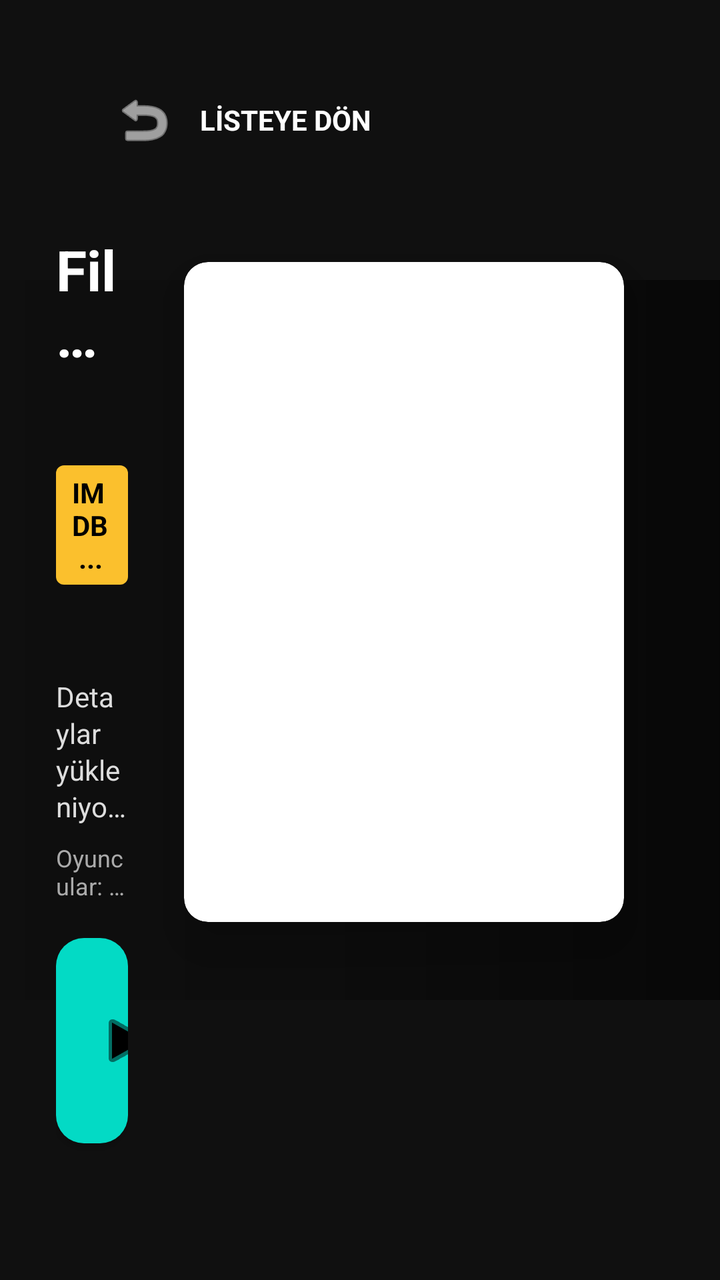
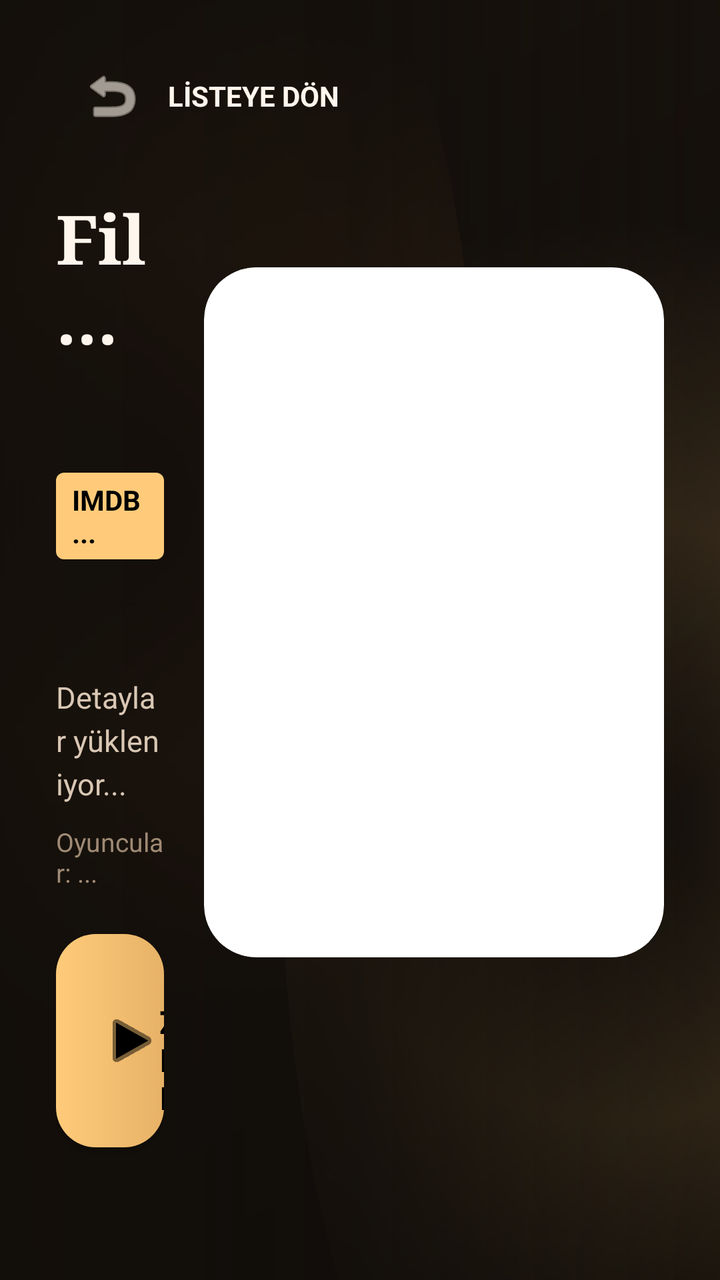

Before-and-after screenshots of an Android layout around one commit, followed by the original layout XML and the change that was made.
<!-- AndroidManifest.xml: application theme Theme.UzunsIPTV -->
<!-- res/layout/activity_vod_details.xml -->
<?xml version="1.0" encoding="utf-8"?>
<androidx.constraintlayout.widget.ConstraintLayout xmlns:android="http://schemas.android.com/apk/res/android"
    xmlns:app="http://schemas.android.com/apk/res-auto"
    xmlns:tools="http://schemas.android.com/tools"
    android:layout_width="match_parent"
    android:layout_height="match_parent"
    android:background="#101010"
    tools:context=".VodDetailsActivity">

    <ImageView
        android:id="@+id/imgBackdrop"
        android:layout_width="match_parent"
        android:layout_height="match_parent"
        android:scaleType="centerCrop"
        android:src="@mipmap/ic_launcher"
        android:alpha="0.2"/>

    <View
        android:layout_width="match_parent"
        android:layout_height="match_parent"
        android:background="@drawable/gradient_card_overlay"
        android:rotation="270"/>

    <LinearLayout
        android:id="@+id/btnBack"
        android:layout_width="wrap_content"
        android:layout_height="wrap_content"
        android:orientation="horizontal"
        android:gravity="center_vertical"
        android:paddingVertical="12dp"
        android:paddingHorizontal="24dp"
        android:background="@drawable/bg_universal_selector"
        android:clickable="true"
        android:focusable="true"
        android:nextFocusDown="@id/btnPlayMovie"
        android:layout_margin="32dp"
        app:layout_constraintStart_toStartOf="parent"
        app:layout_constraintTop_toTopOf="parent">

        <ImageView
            android:layout_width="32dp"
            android:layout_height="32dp"
            android:src="@android:drawable/ic_menu_revert"
            app:tint="#FFFFFF"/>

        <TextView
            android:layout_width="wrap_content"
            android:layout_height="wrap_content"
            android:text="LİSTEYE DÖN"
            android:textColor="#FFFFFF"
            android:textStyle="bold"
            android:layout_marginStart="12dp"/>
    </LinearLayout>

    <LinearLayout
        android:layout_width="0dp"
        android:layout_height="0dp"
        android:orientation="vertical"
        android:padding="28dp"
        app:layout_constraintTop_toBottomOf="@+id/btnBack"
        app:layout_constraintBottom_toBottomOf="parent"
        app:layout_constraintStart_toStartOf="parent"
        app:layout_constraintEnd_toStartOf="@+id/cardPoster">

        <TextView
            android:id="@+id/tvMovieTitle"
            android:layout_width="wrap_content"
            android:layout_height="wrap_content"
            android:text="Film Başlığı"
            android:textColor="#FFFFFF"
            android:textSize="28sp"
            android:textStyle="bold"
            android:maxLines="2"
            android:ellipsize="end"/>

        <LinearLayout
            android:layout_width="wrap_content"
            android:layout_height="wrap_content"
            android:orientation="horizontal"
            android:gravity="center_vertical"
            android:layout_marginTop="12dp">

            <TextView
                android:id="@+id/tvRating"
                android:layout_width="wrap_content"
                android:layout_height="wrap_content"
                android:text="IMDB ..."
                android:textColor="#000000"
                android:textStyle="bold"
                android:background="@drawable/bg_live_badge"
                android:backgroundTint="#FBC02D"
                android:paddingHorizontal="8dp"
                android:paddingVertical="4dp"/>

            <TextView
                android:id="@+id/tvGenre"
                android:layout_width="wrap_content"
                android:layout_height="wrap_content"
                android:text="Tür: ..."
                android:textColor="#03DAC5"
                android:textStyle="bold"
                android:textSize="12sp"
                android:layout_marginStart="12dp"/>

            <TextView
                android:id="@+id/tvDuration"
                android:layout_width="wrap_content"
                android:layout_height="wrap_content"
                android:text="Süre: ..."
                android:textColor="#AAAAAA"
                android:textSize="12sp"
                android:layout_marginStart="12dp"/>
        </LinearLayout>

        <TextView
            android:id="@+id/tvDescription"
            android:layout_width="wrap_content"
            android:layout_height="wrap_content"
            android:text="Detaylar yükleniyor..."
            android:textColor="#DDDDDD"
            android:textSize="14sp"
            android:layout_marginTop="12dp"
            android:lineSpacingExtra="2dp"
            android:maxLines="4"
            android:ellipsize="end"/>

        <TextView
            android:id="@+id/tvCast"
            android:layout_width="wrap_content"
            android:layout_height="wrap_content"
            android:text="Oyuncular: ..."
            android:textColor="#AAAAAA"
            android:textSize="12sp"
            android:layout_marginTop="8dp"
            android:maxLines="2"
            android:ellipsize="end"/>

        <androidx.appcompat.widget.AppCompatButton
            android:id="@+id/btnPlayMovie"
            android:layout_width="wrap_content"
            android:layout_height="wrap_content"
            android:text="İZLE"
            android:textSize="16sp"
            android:textStyle="bold"
            android:textColor="#000000"
            android:background="@drawable/bg_primary_button"
            android:drawableStart="@android:drawable/ic_media_play"
            android:drawableTint="#000000"
            android:paddingHorizontal="20dp"
            android:paddingVertical="12dp"
            android:layout_marginTop="18dp"
            android:nextFocusUp="@id/btnBack"
            android:nextFocusDown="@id/btnPlayMovie"
            android:focusable="true"
            android:clickable="true"
            android:nextFocusRight="@id/btnPlayMovie"/>

    </LinearLayout>

    <androidx.cardview.widget.CardView
        android:id="@+id/cardPoster"
        android:layout_width="220dp"
        android:layout_height="330dp"
        app:cardCornerRadius="12dp"
        app:cardElevation="16dp"
        android:layout_marginEnd="48dp"
        android:layout_marginBottom="48dp"
        app:layout_constraintBottom_toBottomOf="parent"
        app:layout_constraintEnd_toEndOf="parent"
        app:layout_constraintTop_toTopOf="parent">

        <ImageView
            android:id="@+id/imgPosterSmall"
            android:layout_width="match_parent"
            android:layout_height="match_parent"
            android:src="@mipmap/ic_launcher"
            android:scaleType="centerCrop"/>
    </androidx.cardview.widget.CardView>

</androidx.constraintlayout.widget.ConstraintLayout>
<!-- resources referenced by this layout -->
<resources>
  <!-- drawable bg_primary_button (drawable) -->
  <?xml version="1.0" encoding="utf-8"?>
  <selector xmlns:android="http://schemas.android.com/apk/res/android">
      <item android:state_pressed="true">
          <shape android:shape="rectangle">
              <solid android:color="#02c7b4"/>
              <corners android:radius="14dp" />
              <stroke android:width="2dp" android:color="#FFFFFFFF" />
          </shape>
      </item>
      
      
      <item android:state_focused="true">
          <layer-list>
              
              <item android:top="2dp" android:bottom="2dp" android:left="2dp" android:right="2dp">
                  <shape android:shape="rectangle">
                      <solid android:color="#FFFFFF"/>
                      <corners android:radius="16dp" />
                  </shape>
              </item>
              
              <item android:top="5dp" android:bottom="5dp" android:left="5dp" android:right="5dp">
                  <shape android:shape="rectangle">
                      <solid android:color="#00FFF7"/>
                      <corners android:radius="12dp" />
                      <stroke android:width="3dp" android:color="#FFFFFF" />
                  </shape>
              </item>
          </layer-list>
      </item>
      
      
      <item>
          <shape android:shape="rectangle">
              <solid android:color="#03DAC5"/>
              <corners android:radius="14dp" />
          </shape>
      </item>
  </selector>
  <!-- drawable bg_universal_selector (drawable) -->
  <?xml version="1.0" encoding="utf-8"?>
  <selector xmlns:android="http://schemas.android.com/apk/res/android">
  
      <item android:state_focused="true">
          <shape android:shape="rectangle">
              <solid android:color="#15FFFFFF"/> <stroke android:width="2dp" android:color="#FFFFFF" /> <corners android:radius="12dp" />
          </shape>
      </item>
  
      <item android:state_pressed="true">
          <shape android:shape="rectangle">
              <solid android:color="#00000000"/> <stroke android:width="3dp" android:color="#03DAC5" /> <corners android:radius="12dp" />
          </shape>
      </item>
  
      <item>
          <shape android:shape="rectangle">
              <solid android:color="#00000000"/>
              <stroke android:width="0dp" android:color="#00000000" />
              <corners android:radius="12dp" />
          </shape>
      </item>
  </selector>
  <!-- drawable gradient_card_overlay (drawable) -->
  <?xml version="1.0" encoding="utf-8"?>
  <shape xmlns:android="http://schemas.android.com/apk/res/android">
      <gradient
          android:angle="90"
          android:startColor="#CC000000"
          android:centerColor="#40000000"
          android:endColor="#00000000"
          android:type="linear" />
      <corners android:radius="16dp"/>
  </shape>
  <color name="ic_launcher_background">#0F0F0F</color>
  <style name="Base.Theme.UzunsIPTV" parent="Theme.Material3.DayNight.NoActionBar">
          
          
      </style>
  <!-- unchanged entries left out for length: 5 -->
</resources>

<!-- the commit's change to res/layout/activity_vod_details.xml (unified diff, before → after) -->
@@ -4,7 +4,7 @@
     xmlns:tools="http://schemas.android.com/tools"
     android:layout_width="match_parent"
     android:layout_height="match_parent"
-    android:background="#101010"
+    android:background="@drawable/bg_app_surface"
     tools:context=".VodDetailsActivity">
 
     <ImageView
@@ -13,13 +13,12 @@
         android:layout_height="match_parent"
         android:scaleType="centerCrop"
         android:src="@mipmap/ic_launcher"
-        android:alpha="0.2"/>
+        android:alpha="0.28"/>
 
     <View
         android:layout_width="match_parent"
         android:layout_height="match_parent"
-        android:background="@drawable/gradient_card_overlay"
-        android:rotation="270"/>
+        android:background="@drawable/bg_detail_scrim" />
 
     <LinearLayout
         android:id="@+id/btnBack"
@@ -28,12 +27,12 @@
         android:orientation="horizontal"
         android:gravity="center_vertical"
         android:paddingVertical="12dp"
-        android:paddingHorizontal="24dp"
+        android:paddingHorizontal="20dp"
         android:background="@drawable/bg_universal_selector"
         android:clickable="true"
         android:focusable="true"
         android:nextFocusDown="@id/btnPlayMovie"
-        android:layout_margin="32dp"
+        android:layout_margin="20dp"
         app:layout_constraintStart_toStartOf="parent"
         app:layout_constraintTop_toTopOf="parent">
 
@@ -41,13 +40,13 @@
             android:layout_width="32dp"
             android:layout_height="32dp"
             android:src="@android:drawable/ic_menu_revert"
-            app:tint="#FFFFFF"/>
+            app:tint="@color/app_text_primary"/>
 
         <TextView
             android:layout_width="wrap_content"
             android:layout_height="wrap_content"
             android:text="LİSTEYE DÖN"
-            android:textColor="#FFFFFF"
+            android:textColor="@color/app_text_primary"
             android:textStyle="bold"
             android:layout_marginStart="12dp"/>
     </LinearLayout>
@@ -56,7 +55,8 @@
         android:layout_width="0dp"
         android:layout_height="0dp"
         android:orientation="vertical"
-        android:padding="28dp"
+        android:layout_marginStart="8dp"
+        android:padding="20dp"
         app:layout_constraintTop_toBottomOf="@+id/btnBack"
         app:layout_constraintBottom_toBottomOf="parent"
         app:layout_constraintStart_toStartOf="parent"
@@ -67,9 +67,10 @@
             android:layout_width="wrap_content"
             android:layout_height="wrap_content"
             android:text="Film Başlığı"
-            android:textColor="#FFFFFF"
-            android:textSize="28sp"
+            android:textColor="@color/app_text_primary"
+            android:textSize="34sp"
             android:textStyle="bold"
+            android:fontFamily="serif"
             android:maxLines="2"
             android:ellipsize="end"/>
 
@@ -85,10 +86,10 @@
                 android:layout_width="wrap_content"
                 android:layout_height="wrap_content"
                 android:text="IMDB ..."
-                android:textColor="#000000"
+                android:textColor="@color/login_button_text"
                 android:textStyle="bold"
                 android:background="@drawable/bg_live_badge"
-                android:backgroundTint="#FBC02D"
+                android:backgroundTint="@color/app_accent_strong"
                 android:paddingHorizontal="8dp"
                 android:paddingVertical="4dp"/>
 
@@ -97,7 +98,7 @@
                 android:layout_width="wrap_content"
                 android:layout_height="wrap_content"
                 android:text="Tür: ..."
-                android:textColor="#03DAC5"
+                android:textColor="@color/app_accent"
                 android:textStyle="bold"
                 android:textSize="12sp"
                 android:layout_marginStart="12dp"/>
@@ -107,7 +108,7 @@
                 android:layout_width="wrap_content"
                 android:layout_height="wrap_content"
                 android:text="Süre: ..."
-                android:textColor="#AAAAAA"
+                android:textColor="@color/app_text_secondary"
                 android:textSize="12sp"
                 android:layout_marginStart="12dp"/>
         </LinearLayout>
@@ -117,11 +118,11 @@
             android:layout_width="wrap_content"
             android:layout_height="wrap_content"
             android:text="Detaylar yükleniyor..."
-            android:textColor="#DDDDDD"
-            android:textSize="14sp"
-            android:layout_marginTop="12dp"
-            android:lineSpacingExtra="2dp"
-            android:maxLines="4"
+            android:textColor="@color/app_text_secondary"
+            android:textSize="15sp"
+            android:layout_marginTop="16dp"
+            android:lineSpacingExtra="4dp"
+            android:maxLines="6"
             android:ellipsize="end"/>
 
         <TextView
@@ -129,9 +130,9 @@
             android:layout_width="wrap_content"
             android:layout_height="wrap_content"
             android:text="Oyuncular: ..."
-            android:textColor="#AAAAAA"
-            android:textSize="12sp"
-            android:layout_marginTop="8dp"
+            android:textColor="@color/app_text_muted"
+            android:textSize="13sp"
+            android:layout_marginTop="10dp"
             android:maxLines="2"
             android:ellipsize="end"/>
 
@@ -142,13 +143,13 @@
             android:text="İZLE"
             android:textSize="16sp"
             android:textStyle="bold"
-            android:textColor="#000000"
+            android:textColor="@color/login_button_text"
             android:background="@drawable/bg_primary_button"
             android:drawableStart="@android:drawable/ic_media_play"
-            android:drawableTint="#000000"
-            android:paddingHorizontal="20dp"
-            android:paddingVertical="12dp"
-            android:layout_marginTop="18dp"
+            android:drawableTint="@color/login_button_text"
+            android:paddingHorizontal="22dp"
+            android:paddingVertical="14dp"
+            android:layout_marginTop="22dp"
             android:nextFocusUp="@id/btnBack"
             android:nextFocusDown="@id/btnPlayMovie"
             android:focusable="true"
@@ -159,12 +160,12 @@
 
     <androidx.cardview.widget.CardView
         android:id="@+id/cardPoster"
-        android:layout_width="220dp"
-        android:layout_height="330dp"
-        app:cardCornerRadius="12dp"
-        app:cardElevation="16dp"
-        android:layout_marginEnd="48dp"
-        android:layout_marginBottom="48dp"
+        android:layout_width="230dp"
+        android:layout_height="345dp"
+        app:cardCornerRadius="26dp"
+        app:cardElevation="0dp"
+        android:layout_marginEnd="28dp"
+        android:layout_marginBottom="28dp"
         app:layout_constraintBottom_toBottomOf="parent"
         app:layout_constraintEnd_toEndOf="parent"
         app:layout_constraintTop_toTopOf="parent">
<!-- resource entries referenced after the edit -->
@@ -1,42 +1,86 @@
 <!-- resources referenced by this layout -->
 <resources>
+  <color name="app_accent">#E7B267</color>
+  <color name="app_accent_strong">#FFCB7A</color>
+  <color name="app_text_muted">#9F8A75</color>
+  <color name="app_text_primary">#FFF7ED</color>
+  <color name="app_text_secondary">#D9C7B4</color>
+  <!-- drawable bg_app_surface (drawable) -->
+  <?xml version="1.0" encoding="utf-8"?>
+  <layer-list xmlns:android="http://schemas.android.com/apk/res/android">
+      <item>
+          <shape android:shape="rectangle">
+              <gradient
+                  android:angle="315"
+                  android:startColor="@color/app_bg_secondary"
+                  android:centerColor="@color/app_bg"
+                  android:endColor="#090705" />
+          </shape>
+      </item>
+      <item android:top="-140dp" android:left="-100dp" android:right="120dp">
+          <shape android:shape="oval">
+              <gradient
+                  android:type="radial"
+                  android:gradientRadius="260dp"
+                  android:centerColor="#55B66A2C"
+                  android:endColor="#00120E0A" />
+          </shape>
+      </item>
+      <item android:bottom="-180dp" android:right="-120dp" android:left="140dp">
+          <shape android:shape="oval">
+              <gradient
+                  android:type="radial"
+                  android:gradientRadius="300dp"
+                  android:centerColor="#33E7B267"
+                  android:endColor="#00120E0A" />
+          </shape>
+      </item>
+  </layer-list>
+  <!-- drawable bg_detail_scrim (drawable) -->
+  <?xml version="1.0" encoding="utf-8"?>
+  <shape xmlns:android="http://schemas.android.com/apk/res/android">
+      <gradient
+          android:angle="0"
+          android:startColor="#F0120E0A"
+          android:centerColor="#CC120E0A"
+          android:endColor="#40120E0A" />
+  </shape>
   <!-- drawable bg_primary_button (drawable) -->
   <?xml version="1.0" encoding="utf-8"?>
   <selector xmlns:android="http://schemas.android.com/apk/res/android">
       <item android:state_pressed="true">
           <shape android:shape="rectangle">
-              <solid android:color="#02c7b4"/>
-              <corners android:radius="14dp" />
-              <stroke android:width="2dp" android:color="#FFFFFFFF" />
+              <solid android:color="@color/app_accent"/>
+              <corners android:radius="20dp" />
+              <stroke android:width="2dp" android:color="@color/app_focus" />
           </shape>
       </item>
-      
-      
+  
       <item android:state_focused="true">
           <layer-list>
-              
               <item android:top="2dp" android:bottom="2dp" android:left="2dp" android:right="2dp">
                   <shape android:shape="rectangle">
-                      <solid android:color="#FFFFFF"/>
-                      <corners android:radius="16dp" />
+                      <solid android:color="@color/app_focus"/>
+                      <corners android:radius="22dp" />
                   </shape>
               </item>
-              
               <item android:top="5dp" android:bottom="5dp" android:left="5dp" android:right="5dp">
                   <shape android:shape="rectangle">
-                      <solid android:color="#00FFF7"/>
-                      <corners android:radius="12dp" />
-                      <stroke android:width="3dp" android:color="#FFFFFF" />
+                      <solid android:color="@color/app_accent_strong"/>
+                      <corners android:radius="18dp" />
+                      <stroke android:width="2dp" android:color="@color/app_focus" />
                   </shape>
               </item>
           </layer-list>
       </item>
-      
-      
+  
       <item>
           <shape android:shape="rectangle">
-              <solid android:color="#03DAC5"/>
-              <corners android:radius="14dp" />
+              <gradient
+                  android:angle="0"
+                  android:startColor="@color/app_accent_strong"
+                  android:endColor="@color/app_accent" />
+              <corners android:radius="20dp" />
           </shape>
       </item>
   </selector>
@@ -45,41 +89,65 @@
   <selector xmlns:android="http://schemas.android.com/apk/res/android">
   
       <item android:state_focused="true">
-          <shape android:shape="rectangle">
-              <solid android:color="#15FFFFFF"/> <stroke android:width="2dp" android:color="#FFFFFF" /> <corners android:radius="12dp" />
-          </shape>
+          <inset
+              android:insetLeft="1dp"
+              android:insetTop="1dp"
+              android:insetRight="1dp"
+              android:insetBottom="1dp">
+              <shape android:shape="rectangle">
+                  <solid android:color="#332A1E15"/>
+                  <stroke android:width="2dp" android:color="@color/app_focus" />
+                  <corners android:radius="24dp" />
+              </shape>
+          </inset>
       </item>
   
       <item android:state_pressed="true">
-          <shape android:shape="rectangle">
-              <solid android:color="#00000000"/> <stroke android:width="3dp" android:color="#03DAC5" /> <corners android:radius="12dp" />
-          </shape>
+          <inset
+              android:insetLeft="1dp"
+              android:insetTop="1dp"
+              android:insetRight="1dp"
+              android:insetBottom="1dp">
+              <shape android:shape="rectangle">
+                  <solid android:color="#332A1E15"/>
+                  <stroke android:width="2dp" android:color="@color/app_accent" />
+                  <corners android:radius="24dp" />
+              </shape>
+          </inset>
       </item>
   
       <item>
           <shape android:shape="rectangle">
               <solid android:color="#00000000"/>
               <stroke android:width="0dp" android:color="#00000000" />
-              <corners android:radius="12dp" />
+              <corners android:radius="24dp" />
           </shape>
       </item>
   </selector>
-  <!-- drawable gradient_card_overlay (drawable) -->
-  <?xml version="1.0" encoding="utf-8"?>
-  <shape xmlns:android="http://schemas.android.com/apk/res/android">
-      <gradient
-          android:angle="90"
-          android:startColor="#CC000000"
-          android:centerColor="#40000000"
-          android:endColor="#00000000"
-          android:type="linear" />
-      <corners android:radius="16dp"/>
-  </shape>
-  <color name="ic_launcher_background">#0F0F0F</color>
+  <color name="app_bg_secondary">#1B140E</color>
+  <color name="app_bg">#120E0A</color>
+  <color name="app_focus">#FFF2D8</color>
+  <color name="ic_launcher_background">#130F0B</color>
   <style name="Base.Theme.UzunsIPTV" parent="Theme.Material3.DayNight.NoActionBar">
-          
-          
+          <item name="colorPrimary">@color/app_accent</item>
+          <item name="colorOnPrimary">@color/login_button_text</item>
+          <item name="colorSecondary">@color/app_accent_deep</item>
+          <item name="colorOnSecondary">@color/app_text_primary</item>
+          <item name="android:windowBackground">@color/app_bg</item>
+          <item name="android:statusBarColor">@android:color/transparent</item>
+          <item name="android:navigationBarColor">@color/app_bg</item>
+          <item name="android:windowLightStatusBar">false</item>
+          <item name="android:textColorPrimary">@color/app_text_primary</item>
+          <item name="android:textColorSecondary">@color/app_text_secondary</item>
+          <item name="materialCardViewStyle">@style/Uzuns.Card</item>
       </style>
+  <color name="app_accent_deep">#B66A2C</color>
+  <style name="Uzuns.Card" parent="Widget.Material3.CardView.Elevated">
+          <item name="cardBackgroundColor">@color/app_card</item>
+          <item name="cardCornerRadius">24dp</item>
+          <item name="cardElevation">0dp</item>
+      </style>
+  <color name="app_card">#251B13</color>
   <!-- unchanged entries left out for length: 5 -->
 </resources>
 
